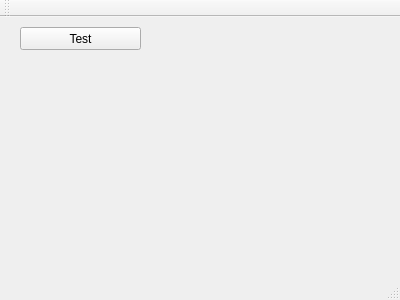
First picture: the form in mainwindow.ui, repository Neo307/GitQtTest, before the edit.
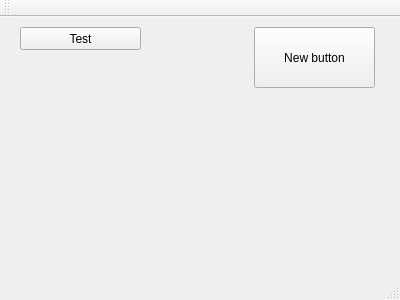
Second picture: the form after the edit.

Patch:
```diff
--- a/mainwindow.ui
+++ b/mainwindow.ui
@@ -27,6 +27,19 @@
      <string>Test</string>
     </property>
    </widget>
+   <widget class="QPushButton" name="btnNew">
+    <property name="geometry">
+     <rect>
+      <x>254</x>
+      <y>10</y>
+      <width>121</width>
+      <height>61</height>
+     </rect>
+    </property>
+    <property name="text">
+     <string>New button</string>
+    </property>
+   </widget>
   </widget>
   <widget class="QMenuBar" name="menuBar">
    <property name="geometry">
```
